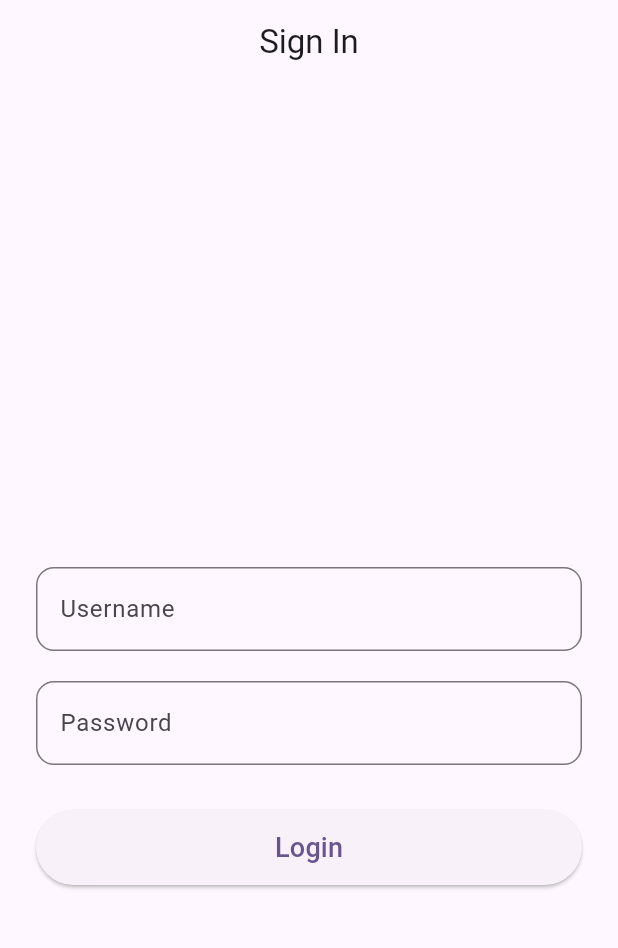
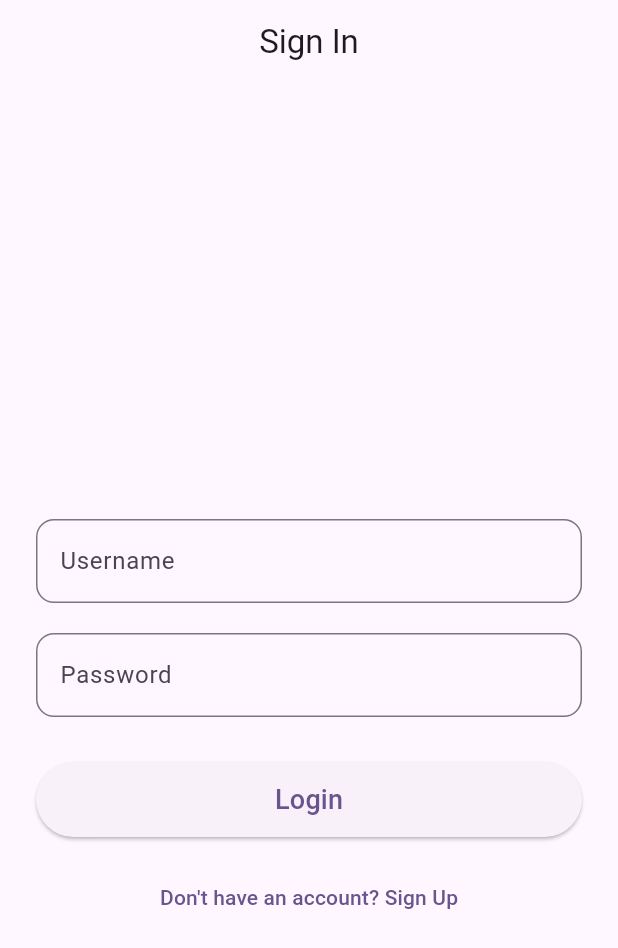
Before and after one commit to Albonation/Project2_FocusNFlow, a Flutter app: the screen it shows after launch, on a phone screen of 412 x 824 dp. Shown: the top 948 px of the screen. Run offline on Flutter 3.47's test engine with Material 3 defaults, Android fonts, the phone set to English and light mode, and no system bars; our stand-ins replace firebase_auth, firebase_core; accounts and stored records are empty; generated files the repository leaves out were written again.

Commit message:
feat: added sign up button for signin screen

```diff
--- a/lib/auth/auth_gate.dart
+++ b/lib/auth/auth_gate.dart
@@ -8,12 +8,26 @@ class AuthGate extends StatelessWidget{
 
   @override
   Widget build(BuildContext context) {
-    final user = FirebaseAuth.instance.currentUser;
+    return StreamBuilder<User?>(
+      stream: FirebaseAuth.instance.authStateChanges(),
+      builder: (context, snapshot) {
+        //Adding loading while checking auth state
+        if (snapshot.connectionState == ConnectionState.waiting) {
+          return const Scaffold(
+            body: Center(
+              child: CircularProgressIndicator(),
+            ),
+          );
+        }
 
-    if (user != null) {
-      return ; //logged in
-    } else {
-      return const SignInScreen(); //not logged in
-    }
+        //User is logged in
+        if (snapshot.hasData) {
+          return const ;
+        }
+
+        //User is not logged in
+        return const SignInScreen();
+      },
+    );
   }
 }
--- a/lib/screens/sign_in_screen.dart
+++ b/lib/screens/sign_in_screen.dart
@@ -1,4 +1,5 @@
 import 'package:flutter/material.dart';
+import 'package:focus_n_flow/screens/sign_up_screen.dart';
 import '../services/registration_login_service.dart';
 
 class SignInScreen extends StatefulWidget {
@@ -87,6 +88,22 @@ class _SignInScreenState extends State<SignInScreen> {
                       ),
                     ),
                   ),
+
+                  const SizedBox(height: 16),
+
+                  TextButton(
+                    onPressed: () {
+                      Navigator.pushReplacement(
+                        context,
+                        MaterialPageRoute(
+                          builder: (context) => const SignUpScreen(),
+                        ),
+                      );
+                    },
+                    child: const Text(
+                      "Don't have an account? Sign Up",
+                    ),
+                  ),
                 ],
               ),
             ),
```
